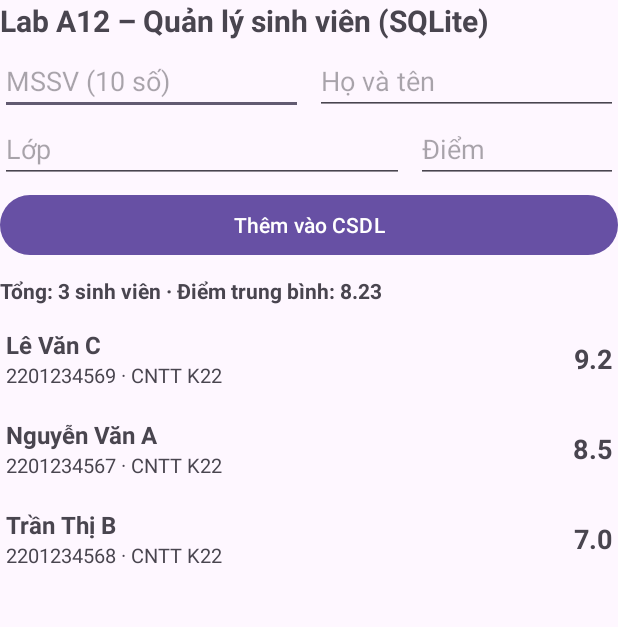
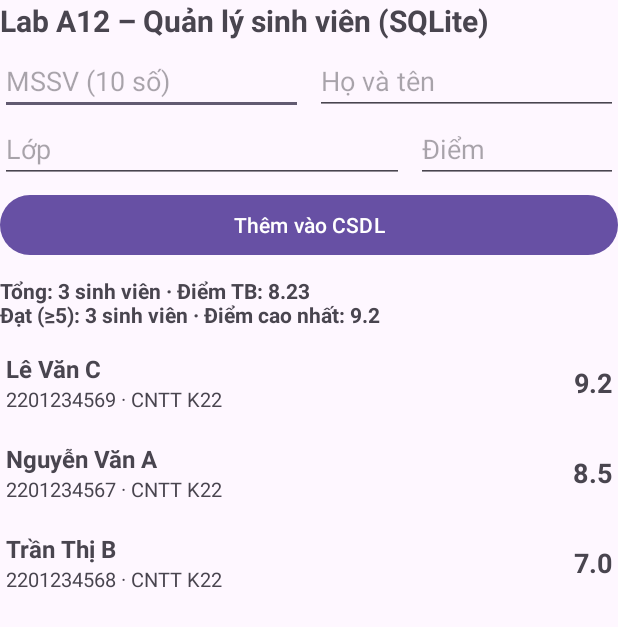
Before and after one commit to buiquangduy05-gif/A12_231A290127, an Android app: the screen it shows after launch (MainActivity), on a phone screen of 412 x 824 dp. Shown: the top 627 px of the screen. Run offline under Robolectric (Android 15) with nearby library versions, the phone set to English and light mode, and no system bars.

Commit message:
NC2: Them thong ke so sinh vien dat (diem >= 5) va diem cao nhat (MAX)

```diff
--- a/app/src/main/java/vn/edu/vhu/ltdd/a12sqlite/MainActivity.java
+++ b/app/src/main/java/vn/edu/vhu/ltdd/a12sqlite/MainActivity.java
@@ -65,7 +65,8 @@ public class MainActivity extends AppCompatActivity {
         danhSach.clear();
         danhSach.addAll(dao.layTatCa());
         adapter.notifyDataSetChanged();
-        tvThongKe.setText(getString(R.string.thong_ke, dao.dem(), dao.diemTrungBinh()));
+        tvThongKe.setText(getString(R.string.thong_ke,
+                dao.dem(), dao.diemTrungBinh(), dao.demSinhVienDat(), dao.diemCaoNhat()));
         Log.d(TAG, "Nạp " + danhSach.size() + " sinh viên từ CSDL");
     }
 
--- a/app/src/main/java/vn/edu/vhu/ltdd/a12sqlite/SinhVienDao.java
+++ b/app/src/main/java/vn/edu/vhu/ltdd/a12sqlite/SinhVienDao.java
@@ -96,6 +96,29 @@ public class SinhVienDao {
         }
     }
 
+    /** NC2: Đếm số sinh viên đạt (điểm >= 5). */
+    public int demSinhVienDat() {
+        SQLiteDatabase db = helper.getReadableDatabase();
+        Cursor c = db.rawQuery("SELECT COUNT(*) FROM " + DbHelper.TABLE
+                + " WHERE " + DbHelper.COL_DIEM + " >= 5", null);
+        try {
+            return c.moveToFirst() ? c.getInt(0) : 0;
+        } finally {
+            c.close();
+        }
+    }
+
+    /** NC2: Điểm cao nhất trong danh sách — minh họa hàm MAX của SQL. */
+    public double diemCaoNhat() {
+        SQLiteDatabase db = helper.getReadableDatabase();
+        Cursor c = db.rawQuery("SELECT MAX(" + DbHelper.COL_DIEM + ") FROM " + DbHelper.TABLE, null);
+        try {
+            return c.moveToFirst() ? c.getDouble(0) : 0;
+        } finally {
+            c.close();
+        }
+    }
+
     /** Gọi khi không dùng nữa (ví dụ trong onDestroy của Activity). */
     public void dong() {
         helper.close();
--- a/app/src/main/res/values/strings.xml
+++ b/app/src/main/res/values/strings.xml
@@ -7,7 +7,7 @@
     <string name="hint_lop">Lớp</string>
     <string name="hint_diem">Điểm</string>
     <string name="them">Thêm vào CSDL</string>
-    <string name="thong_ke">Tổng: %1$d sinh viên · Điểm trung bình: %2$.2f</string>
+    <string name="thong_ke">Tổng: %1$d sinh viên · Điểm TB: %2$.2f\nĐạt (≥5): %3$d sinh viên · Điểm cao nhất: %4$.1f</string>
     <string name="ma_lop_format">%1$s · %2$s</string>
     <string name="da_them">Đã thêm, id = %1$d</string>
     <string name="err_ma_sv">MSSV phải gồm đúng 10 chữ số</string>
```
